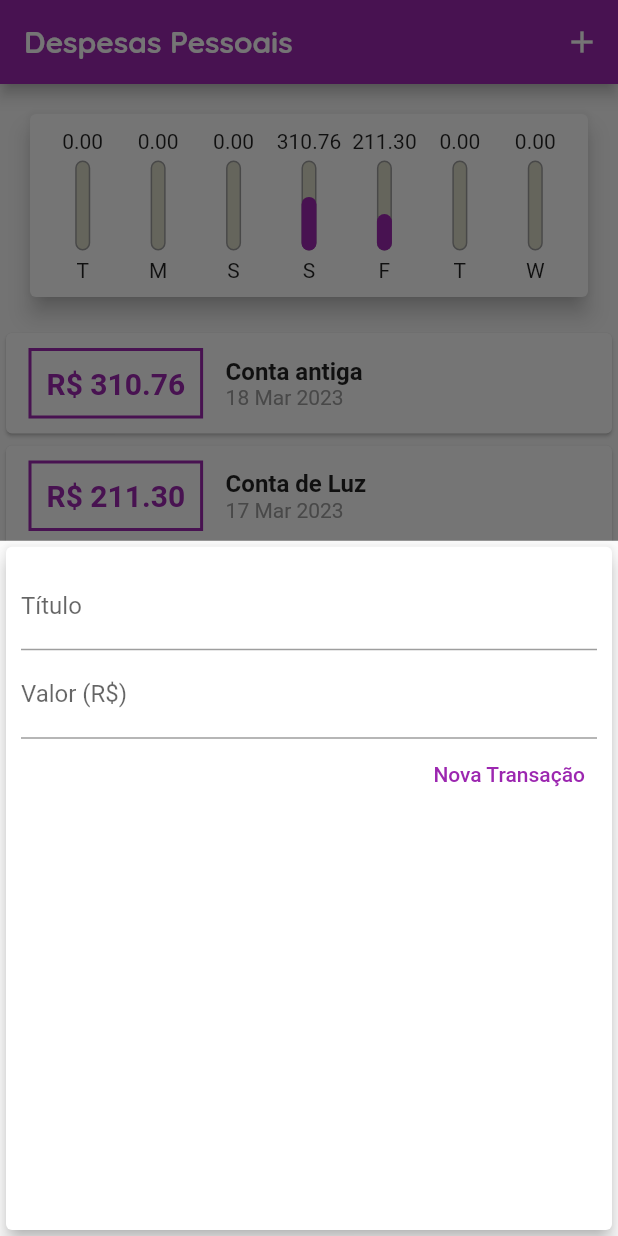
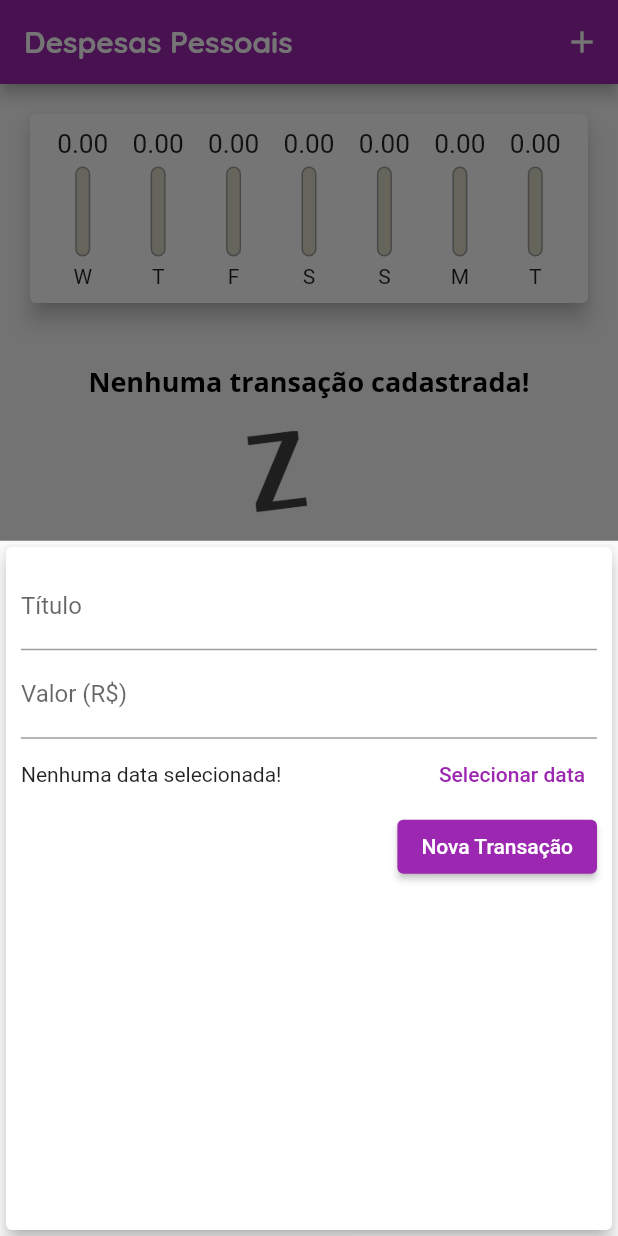
Before and after one commit to pedrohns/Projeto-Despesas, a Flutter app: the screen it shows after launch, after a tap on the "add" icon, on a phone screen of 412 x 824 dp. Run offline on Flutter 3.47's test engine with Material 2 defaults, Android fonts, the phone set to English and light mode, and no system bars.

Commit message:
Módulo 2 - Finalizado

```diff
--- a/lib/components/chart.dart
+++ b/lib/components/chart.dart
@@ -28,7 +28,7 @@ class Chart extends StatelessWidget {
       }
 
       return {'day': DateFormat.E().format(weekDay)[0], 'value': totalSum};
-    });
+    }).reversed.toList();
   }
 
   double get _weekTotalValue {
@@ -52,7 +52,9 @@ class Chart extends StatelessWidget {
                 child: Chartbar(
                   label: tr['day'].toString(),
                   value: (tr['value'] as double),
-                  percentage: (tr['value'] as double) / _weekTotalValue,
+                  percentage: _weekTotalValue == 0
+                      ? 0
+                      : (tr['value'] as double) / _weekTotalValue,
                 ),
               );
             }).toList()),
--- a/lib/components/chart_bar.dart
+++ b/lib/components/chart_bar.dart
@@ -14,8 +14,11 @@ class Chartbar extends StatelessWidget {
   @override
   Widget build(BuildContext context) {
     return Column(children: [
-      FittedBox(
-        child: Text('${value.toStringAsFixed(2)}'),
+      Container(
+        height: 20,
+        child: FittedBox(
+          child: Text('${value.toStringAsFixed(2)}'),
+        ),
       ),
       SizedBox(height: 5),
       Container(
--- a/lib/components/transaction_form.dart
+++ b/lib/components/transaction_form.dart
@@ -1,7 +1,8 @@
 import 'package:flutter/material.dart';
+import 'package:intl/intl.dart';
 
 class TransactionForm extends StatefulWidget {
-  final void Function(String, double) onSubmit;
+  final void Function(String, double, DateTime) onSubmit;
 
   TransactionForm(this.onSubmit);
 
@@ -10,15 +11,35 @@ class TransactionForm extends StatefulWidget {
 }
 
 class _TransactionFormState extends State<TransactionForm> {
-  final titleController = TextEditingController();
+  final _titleController = TextEditingController();
 
-  final valueController = TextEditingController();
+  final _valueController = TextEditingController();
+  DateTime _selectedDate = DateTime(1900, 1, 1);
 
   _submitForm() {
-    final title = titleController.text;
-    final value = double.tryParse(valueController.text) ?? 0.0;
-    if (title.isEmpty || value <= 0) return;
-    widget.onSubmit(title, value);
+    final title = _titleController.text;
+    final value = double.tryParse(_valueController.text) ?? 0.0;
+    if (title.isEmpty || value <= 0 || _selectedDate == DateTime(1900, 1, 1))
+      return;
+    widget.onSubmit(title, value, _selectedDate);
+  }
+
+  _showDatePicker() {
+    showDatePicker(
+            context: context,
+            initialDate: DateTime.now(),
+            firstDate: DateTime(2019),
+            lastDate: DateTime.now())
+        .then((pickedDate) {
+      if (pickedDate == null) {
+        return;
+      }
+      _selectedDate = pickedDate;
+
+      setState(() {
+        _selectedDate = pickedDate;
+      });
+    });
   }
 
   @override
@@ -31,24 +52,42 @@ class _TransactionFormState extends State<TransactionForm> {
           children: [
             TextField(
               //onChanged: (newValue) => title = newValue, //caso usado com variaveis mutaveis
-              controller: titleController,
+              controller: _titleController,
               onSubmitted: (_) => _submitForm(),
               decoration: InputDecoration(labelText: 'Título'),
             ),
             TextField(
-              controller: valueController,
+              controller: _valueController,
               keyboardType: TextInputType.numberWithOptions(decimal: true),
               onSubmitted: (_) => _submitForm(),
               decoration: InputDecoration(labelText: 'Valor (R\$)'),
             ),
             Row(
+              children: [
+                Expanded(
+                  child: Text(
+                    _selectedDate == DateTime(1900, 1, 1)
+                        ? 'Nenhuma data selecionada!'
+                        : "Data Selecionada: ${DateFormat('dd/MM/y').format(_selectedDate)}",
+                  ),
+                ),
+                TextButton(
+                    onPressed: _showDatePicker,
+                    child: Text('Selecionar data'),
+                    style: ButtonStyle(
+                      foregroundColor:
+                          MaterialStateProperty.all<Color>(Colors.purple),
+                    )),
+              ],
+            ),
+            Row(
               mainAxisAlignment: MainAxisAlignment.end,
               children: [
-                TextButton(
+                ElevatedButton(
                   child: Text('Nova Transação'),
                   onPressed: _submitForm,
                   style: ButtonStyle(
-                    foregroundColor:
+                    backgroundColor:
                         MaterialStateProperty.all<Color>(Colors.purple),
                   ),
                 ),
--- a/lib/components/transaction_list.dart
+++ b/lib/components/transaction_list.dart
@@ -4,13 +4,14 @@ import 'package:flutter/material.dart';
 
 class TransactionList extends StatelessWidget {
   final List<Transaction> transactions;
+  final void Function(String) onRemove;
 
-  TransactionList(this.transactions);
+  TransactionList(this.transactions, this.onRemove);
 
   @override
   Widget build(BuildContext context) {
     return Container(
-      height: 300,
+      height: 550,
       child: transactions.isEmpty
           ? Column(
               children: [
@@ -38,40 +39,32 @@ class TransactionList extends StatelessWidget {
               itemBuilder: (ctx, index) {
                 final tr = transactions[index];
                 return Card(
-                  child: Row(children: <Widget>[
-                    Container(
-                        margin:
-                            EdgeInsets.symmetric(horizontal: 15, vertical: 10),
-                        decoration: BoxDecoration(
-                            border: Border.all(
-                          color: Theme.of(context).colorScheme.primary,
-                          width: 2,
-                        )),
-                        padding: EdgeInsets.all(10),
-                        child: Text(
-                          'R\$ ${tr.value.toStringAsFixed(2)}',
-                          style: TextStyle(
-                            fontWeight: FontWeight.bold,
-                            fontSize: 20,
-                            color: Theme.of(context).colorScheme.primary,
-                          ),
-                        )),
-                    Column(
-                        crossAxisAlignment: CrossAxisAlignment.start,
-                        children: [
-                          Text(
-                            tr.title,
-                            style: TextStyle(
-                                fontWeight: FontWeight.bold, fontSize: 16),
-                          ),
-                          Text(
-                            DateFormat('d MMM y').format(tr.date),
-                            style: TextStyle(
-                              color: Colors.grey,
-                            ),
-                          ),
-                        ])
-                  ]),
+                  elevation: 5,
+                  margin: EdgeInsets.symmetric(
+                    vertical: 8,
+                    horizontal: 5,
+                  ),
+                  child: ListTile(
+                    leading: CircleAvatar(
+                      backgroundColor: Theme.of(context).colorScheme.primary,
+                      foregroundColor: Colors.white,
+                      radius: 30,
+                      child: Padding(
+                        padding: const EdgeInsets.all(6.0),
+                        child: FittedBox(child: Text('R\$${tr.value}')),
+                      ),
+                    ),
+                    title: Text(
+                      tr.title,
+                      style: Theme.of(context).textTheme.headline6,
+                    ),
+                    subtitle: Text(DateFormat('d MMM y').format(tr.date)),
+                    trailing: IconButton(
+                      icon: Icon(Icons.delete),
+                      color: Theme.of(context).errorColor,
+                      onPressed: () => onRemove(tr.id),
+                    ),
+                  ),
                 );
               },
             ),
--- a/lib/main.dart
+++ b/lib/main.dart
@@ -45,18 +45,18 @@ class MyHomePage extends StatefulWidget {
 
 class _MyHomePageState extends State<MyHomePage> {
   final List<Transaction> _transactions = [
-    Transaction(
-      id: 't1',
-      title: 'Conta antiga',
-      value: 310.76,
-      date: DateTime.now().subtract(Duration(days: 3)),
-    ),
-    Transaction(
-      id: 't2',
-      title: 'Conta de Luz',
-      value: 211.30,
-      date: DateTime.now().subtract(Duration(days: 4)),
-    ),
+    // Transaction(
+    //   id: 't1',
+    //   title: 'Conta antiga',
+    //   value: 310.76,
+    //   date: DateTime.now().subtract(Duration(days: 3)),
+    // ),
+    // Transaction(
+    //   id: 't2',
+    //   title: 'Conta de Luz',
+    //   value: 211.30,
+    //   date: DateTime.now().subtract(Duration(days: 4)),
+    // ),
   ];
 
   List<Transaction> get _recentTransactions {
@@ -65,17 +65,25 @@ class _MyHomePageState extends State<MyHomePage> {
     }).toList();
   }
 
-  _addTransaction(String title, double value) {
+  _addTransaction(String title, double value, DateTime date) {
     final newTransaction = Transaction(
         id: Random().nextDouble().toString(),
         title: title,
         value: value,
-        date: DateTime.now());
+        date: date);
     setState(() {
       _transactions.add(newTransaction);
     });
 
     Navigator.of(context).pop();
+  }
+
+  _deleteTransaction(String id) {
+    setState(() {
+      _transactions.removeWhere((tr) {
+        return tr.id == id;
+      });
+    });
   }
 
   _openTransactionFormModal(BuildContext context) {
@@ -102,7 +110,7 @@ class _MyHomePageState extends State<MyHomePage> {
           crossAxisAlignment: CrossAxisAlignment.stretch,
           children: [
             Chart(_recentTransactions),
-            TransactionList(_transactions),
+            TransactionList(_transactions, _deleteTransaction),
           ],
         ),
       ),
```
